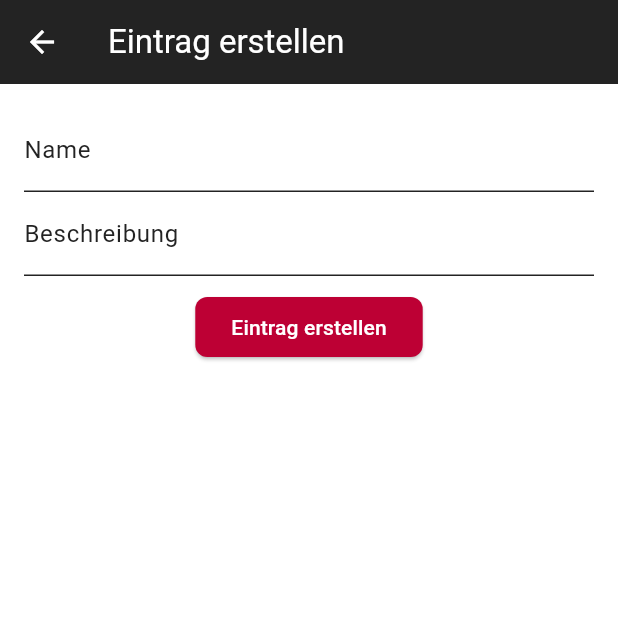
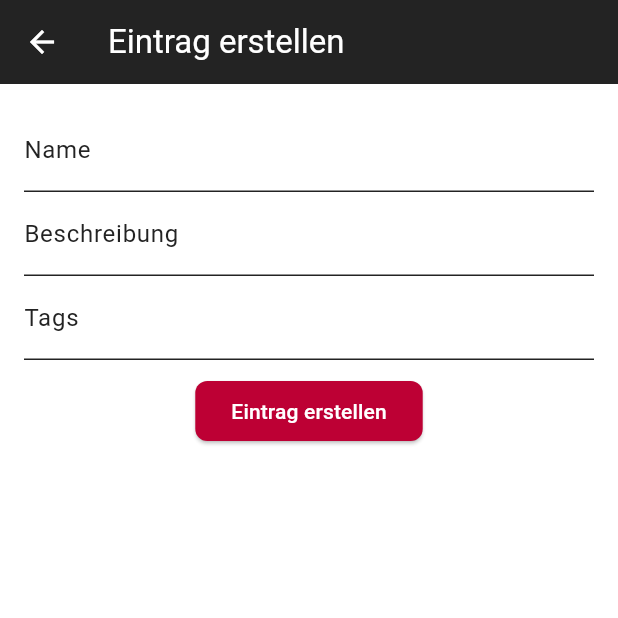
Before and after one commit to bafto/Konstudy, a Flutter app: the screen it shows once a user with an empty profile is signed in, item 3 of the bottom bar chosen, after a tap on the "add" icon, on a phone screen of 412 x 824 dp, the top half of it. Run offline on Flutter 3.47's test engine with Material 3 defaults, Android fonts, the phone set to English and light mode, and no system bars; our stand-ins replace calendar_view, file_picker, flutter_riverpod, go_router, open_file, supabase_flutter; missing offline and left inert: flutter_quill; accounts and stored records are empty.

Commit message:
Hash Tags for black board

```diff
--- a/lib/controllers/black_board/iblack_board_controller.dart
+++ b/lib/controllers/black_board/iblack_board_controller.dart
@@ -7,6 +7,8 @@ abstract class IBlackBoardController extends ChangeNotifier {
     required String name,
     required String description,
     required String groupId,
+    required List<String> hashTags,
   });
   Future<BlackBoardEntry> getEntryById({required String id});
+  Future<List<BlackBoardEntry>> getEntriesByHashTag({required String hashTag});
 }
--- a/lib/models/black_board/black_board_entry.dart
+++ b/lib/models/black_board/black_board_entry.dart
@@ -4,6 +4,7 @@ class BlackBoardEntry {
   final String title;
   final String description;
   final String groupId;
+  final List<String> hashTags;
 
   BlackBoardEntry({
     required this.id,
@@ -11,6 +12,7 @@ class BlackBoardEntry {
     required this.title,
     required this.description,
     required this.groupId,
+    required this.hashTags,
   });
 
   factory BlackBoardEntry.fromJson(Map<String, dynamic> json) =>
@@ -20,5 +22,9 @@ class BlackBoardEntry {
         title: json['title'] as String,
         description: json['description'] as String,
         groupId: json['groupId'] as String,
+        hashTags:
+            ((json['hashTags'] ?? <String>[]) as List<dynamic>)
+                .whereType<String>()
+                .toList(),
       );
 }
--- a/lib/services/black_board/black_board_service.dart
+++ b/lib/services/black_board/black_board_service.dart
@@ -35,6 +35,7 @@ class BlackBoardService implements IBlackBoardService {
     String title,
     String description,
     String groupId,
+    List<String> hashTags,
   ) async {
     final userId = _client.auth.currentUser!.id;
 
@@ -46,6 +47,7 @@ class BlackBoardService implements IBlackBoardService {
             'title': title,
             'description': description,
             'groupId': groupId,
+            'hashTags': hashTags,
           })
           .select()
           .single(),
--- a/lib/services/black_board/iblack_board_service.dart
+++ b/lib/services/black_board/iblack_board_service.dart
@@ -6,6 +6,7 @@ abstract class IBlackBoardService {
     String name,
     String description,
     String groupId,
+    List<String> hashTags,
   );
   Future<BlackBoardEntry> getEntryById({required String id});
 }
--- a/lib/view/pages/black_board/create_black_board_entry_page.dart
+++ b/lib/view/pages/black_board/create_black_board_entry_page.dart
@@ -17,18 +17,21 @@ class _CreateBlackBoardEntryPageState
     extends ConsumerState<CreateBlackBoardEntryPage> {
   late final TextEditingController _nameController;
   late final TextEditingController _descController;
+  late final TextEditingController _hashTagController;
 
   @override
   void initState() {
     super.initState();
     _nameController = TextEditingController();
     _descController = TextEditingController();
+    _hashTagController = TextEditingController();
   }
 
   @override
   void dispose() {
     _nameController.dispose();
     _descController.dispose();
+    _hashTagController.dispose();
     super.dispose();
   }
 
@@ -45,11 +48,24 @@ class _CreateBlackBoardEntryPageState
           children: [
             TextField(
               controller: _nameController,
-              decoration: InputDecoration(labelText: 'Name'),
+              decoration: InputDecoration(
+                labelText: 'Name',
+                hintText: 'Meine Gruppe',
+              ),
             ),
             TextField(
               controller: _descController,
-              decoration: InputDecoration(labelText: 'Beschreibung'),
+              decoration: InputDecoration(
+                labelText: 'Beschreibung',
+                hintText: 'Eine Beschreibung',
+              ),
+            ),
+            TextField(
+              controller: _hashTagController,
+              decoration: InputDecoration(
+                labelText: 'Tags',
+                hintText: 'deutsch informatik mathe1',
+              ),
             ),
             const SizedBox(height: 10),
             ElevatedButton(
@@ -78,6 +94,7 @@ class _CreateBlackBoardEntryPageState
                       name: group.name,
                       description: group.description!,
                       groupId: group.id,
+                      hashTags: _hashTagController.text.split(" "),
                     )
                     .then((_) {
                       ScaffoldMessenger.of(context).showSnackBar(
--- a/lib/view/pages/home/black_board_page.dart
+++ b/lib/view/pages/home/black_board_page.dart
@@ -14,6 +14,14 @@ class BlackBoardPage extends ConsumerStatefulWidget {
 }
 
 class _BlackBoardPageState extends ConsumerState<BlackBoardPage> {
+  final _filter = TextEditingController();
+
+  @override
+  void dispose() {
+    _filter.dispose();
+    super.dispose();
+  }
+
   Widget _buildGroupCard(final BlackBoardEntry entry) {
     return Padding(
       padding: EdgeInsets.only(left: 30, right: 30, top: 15, bottom: 15),
@@ -29,14 +37,29 @@ class _BlackBoardPageState extends ConsumerState<BlackBoardPage> {
     ); // update entries when user joins black board group
 
     return Scaffold(
-      body: FutureBuilder(
-        future: controller.getEntries(),
+      body: Column(
+        children: [
+          Padding(
+            padding: EdgeInsets.all(10),
+            child: SearchBar(
+              controller: _filter,
+              hintText: "tags",
+              onChanged: (_) => setState(() {}),
+            ),
+          ),
+          Expanded(
+            child: FutureBuilder(
+              future:
+                  _filter.text.isEmpty
+                      ? controller.getEntries()
+                      : controller.getEntriesByHashTag(hashTag: _filter.text),
               builder: (context, snapshot) {
                 if (snapshot.connectionState != ConnectionState.done) {
                   return Center(child: CircularProgressIndicator());
                 }
 
                 if (snapshot.hasError) {
+                  debugPrint(snapshot.error.toString());
                   return const Center(
                     child: Text('Es gab einen Fehler beim Laden der Einträge'),
                   );
@@ -51,6 +74,9 @@ class _BlackBoardPageState extends ConsumerState<BlackBoardPage> {
                 );
               },
             ),
+          ),
+        ],
+      ),
       floatingActionButton: FloatingActionButton(
         onPressed: () {
           CreateBlackBoardEntryPageRoute().push<void>(context);
```
Also changed, not shown: lib/controllers/black_board/black_board_controller_impl.dart (+25 -5 lines), lib/view/pages/black_board/black_board_entry_page.dart (+8 -1 lines), lib/view/widgets/cards/black_board_entry_card.dart (+7 -0 lines). Lines whose indentation alone changed are shown as unchanged.
